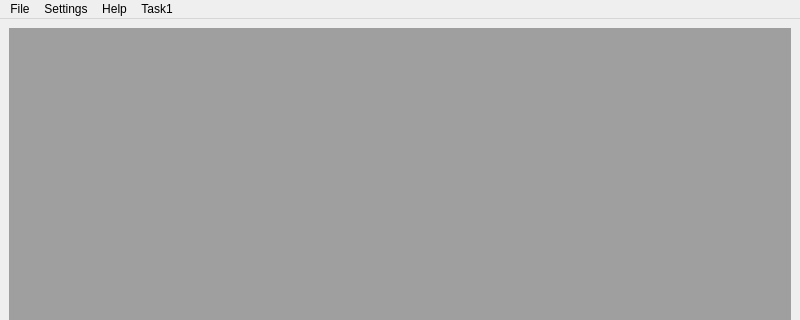
The window that Lesson3/Lesson3/mainwindow.ui (Eugene636/Qt_repo) describes before a commit, drawn with Qt 5; both pictures show x 0 to 800 and y 0 to 320 of the 800 by 600 pixel window.
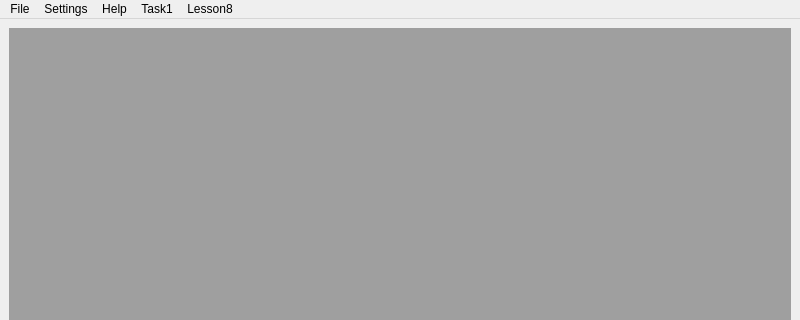
The same window after the commit.

```diff
--- a/Lesson3/Lesson3/mainwindow.ui
+++ b/Lesson3/Lesson3/mainwindow.ui
@@ -49,10 +49,16 @@
      <string>Task1</string>
     </property>
    </widget>
+   <widget class="QMenu" name="menuLesson8">
+    <property name="title">
+     <string>Lesson8</string>
+    </property>
+   </widget>
    <addaction name="menuFile"/>
    <addaction name="menuSettings"/>
    <addaction name="menuHelp"/>
    <addaction name="menuTask1"/>
+   <addaction name="menuLesson8"/>
   </widget>
   <widget class="QStatusBar" name="statusbar"/>
   <action name="actionOpen">
```
